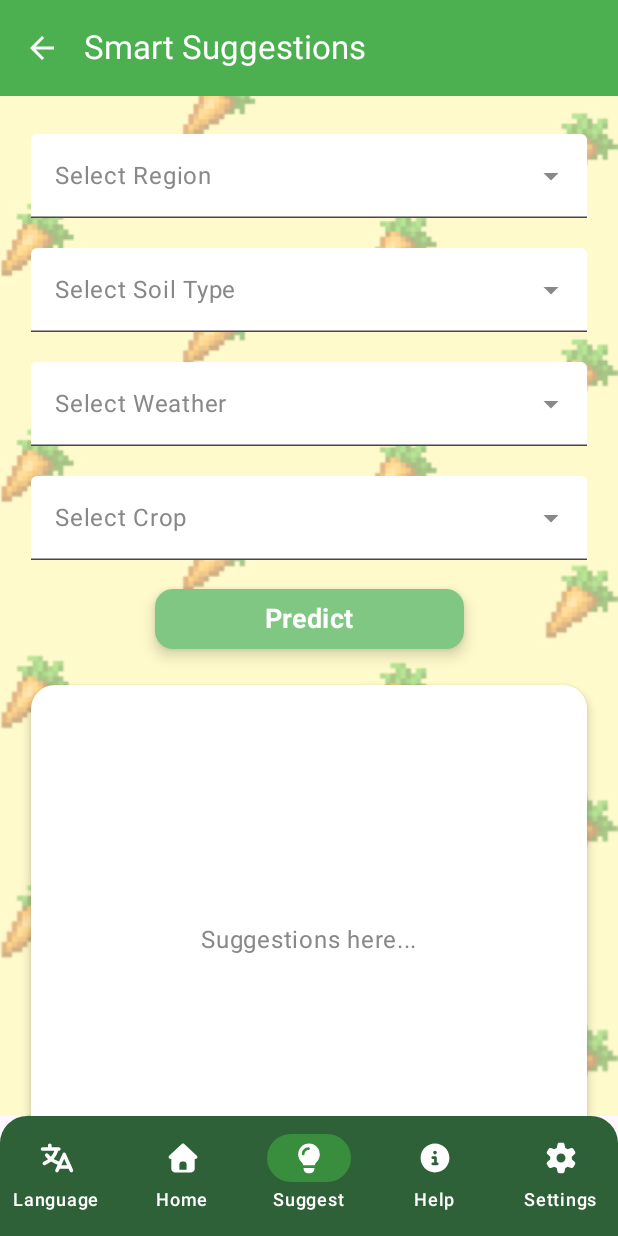
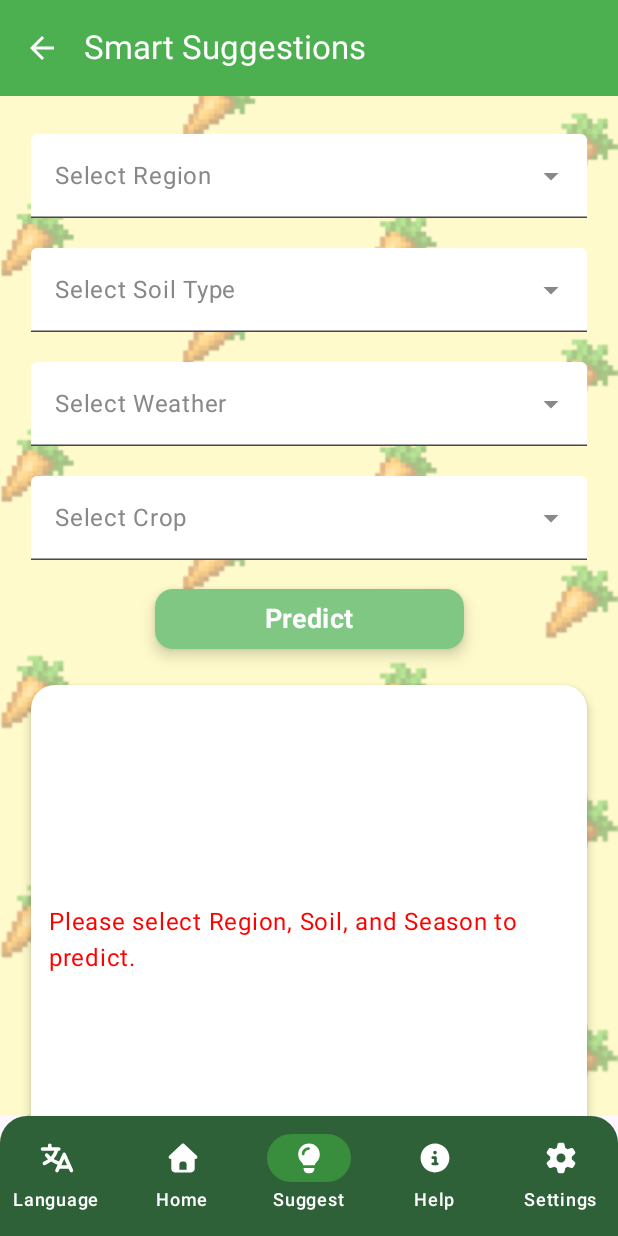
Before and after one commit to ameybhogle12/AgriCare, an Android app built with Jetpack Compose: the SmartSuggestions screen opened through its navigation route, after a tap on "Predict", on a phone screen of 412 x 824 dp. Run offline under Robolectric (Android 15) with nearby library versions, the phone set to English and light mode, and no system bars; our stand-ins replace accompanist; libraries missing offline, so code that uses them is left out: org.tensorflow.lite; 1 statement that could not run was skipped.

Commit message:
Amey - Implementation of the AI model

```diff
--- a/app/src/main/java/amey/bhogle/agricare/CropRecommender.kt
+++ b/app/src/main/java/amey/bhogle/agricare/CropRecommender.kt
@@ -32,35 +32,54 @@ class CropRecommender(private val context: Context) {
     private lateinit var scalerStds: FloatArray
     private lateinit var featureNames: List<String>
 
+    var isInitialised = false
+
     // --- Model and Parameter Loading ---
     init {
         try {
             // Load the model and all parameters needed for inference
-            tflite = loadModelFile("crop_recommender_v3.tflite")
-            loadLabels("labels_v3.txt")
-            loadScalerParams("scaler_params_v3.json")
+            val tflitePath = context.getString(R.string.model_file_tflite)
+            val labelsPath = context.getString(R.string.model_file_labels)
+            val scalerPath = context.getString(R.string.model_file_scaler)
+
+            tflite = loadModelFile(tflitePath)
+            loadLabels(labelsPath)
+            loadScalerParams(scalerPath)
+
+            isInitialised = true
         } catch (e: Exception) {
             // Log the error and prevent the app from crashing entirely
             // In a real app, you would show a user-friendly error dialog.
             println("FATAL ERROR: Failed to initialize TFLite model or parameters: $e")
+            isInitialised = false
         }
     }
 
+    // In CropRecommender.kt, replace the loadModelFile function
+
     private fun loadModelFile(assetPath: String): Interpreter {
-        // Loads the TFLite file from assets folder into a memory-mapped buffer
-        val fileDescriptor = context.assets.openFd(assetPath)
-        val inputStream = FileInputStream(fileDescriptor.fileDescriptor)
-        val fileChannel = inputStream.channel
-        val startOffset = fileDescriptor.startOffset
-        val declaredLength = fileDescriptor.declaredLength
-        val buffer: MappedByteBuffer = fileChannel.map(
-            FileChannel.MapMode.READ_ONLY, startOffset, declaredLength
-        )
-        // Set number of threads for optimal performance (using 2-4 is often best for CPU)
-        val options = Interpreter.Options()
-        options.setNumThreads(2)
+        val assetManager = context.assets
+
+        // Read into a ByteArray & then into a direct, native-order ByteBuffer
+        val buffer = assetManager.open(assetPath).use { inputStream ->
+            val fileBytes = inputStream.readBytes()
+
+            java.nio.ByteBuffer
+                .allocateDirect(fileBytes.size)
+                .order(java.nio.ByteOrder.nativeOrder()) // ✅ IMPORTANT
+                .apply {
+                    put(fileBytes)
+                    rewind() // reset position to 0
+                }
+        }
+
+        val options = Interpreter.Options().apply {
+            setNumThreads(2)
+        }
+
         return Interpreter(buffer, options)
     }
+
 
     private fun loadLabels(assetPath: String) {
         // Loads the crop names
@@ -132,8 +151,12 @@ class CropRecommender(private val context: Context) {
         // 2. Standardize the 10 Features
 
         // Ensure order matches the model (feature_names list from JSON)
-        val rawInputs = FloatArray(10) {
-            features[featureNames[it]] ?: throw IllegalStateException("Missing feature: ${featureNames[it]}")
+        val rawInputs = FloatArray(featureNames.size) { idx ->
+            val modelName = featureNames[idx]          // Name from JSON / Python
+            val mapKey = modelName.replace('-', '_')   // Name used in Kotlin maps
+
+            features[mapKey]
+                ?: throw IllegalStateException("Missing feature: $modelName (mapped key: $mapKey)")
         }
 
         val standardizedInputs = standardizeFeatures(rawInputs)
--- a/app/src/main/java/amey/bhogle/agricare/SmartSuggestions.kt
+++ b/app/src/main/java/amey/bhogle/agricare/SmartSuggestions.kt
@@ -33,6 +33,7 @@ import androidx.compose.ui.Alignment
 import androidx.compose.ui.Modifier
 import androidx.compose.ui.graphics.Color
 import androidx.compose.ui.layout.ContentScale
+import androidx.compose.ui.platform.LocalContext
 import androidx.compose.ui.res.painterResource
 import androidx.compose.ui.text.font.FontWeight
 import androidx.compose.ui.tooling.preview.Preview
@@ -45,10 +46,13 @@ import androidx.navigation.compose.rememberNavController
 @OptIn(ExperimentalMaterial3Api::class)
 @Composable
 fun SmartSuggestions(navController: NavController){
-    val regionOptions = listOf("Region 1", "Region 2", "Region 3")
-    val soilOptions = listOf("Sandy", "Loamy", "Clayey", "Silty")
-    val weatherOptions = listOf("Sunny", "Rainy", "Cloudy", "Cold")
-    val cropOptions = listOf("Wheat", "Mango", "Apple", "Maize")
+    val regionOptions = regionWeatherMap.keys.toList()
+    val soilOptions = soilTypeMap.keys.toList()
+    val weatherOptions = listOf("Kharif (Monsoon)", "Rabi (Winter)", "Zaid (Summer)")
+    val cropOptions = listOf("Apple", "Banana", "Coffee", "Jute", "Mango", "Maize", "Orange", "Rice", "Wheat")
+
+    val context = LocalContext.current
+    val recommender = remember { CropRecommender(context) }
 
     var selectedRegion by remember { mutableStateOf("") }
     var expandedRegion by remember { mutableStateOf(false) }
@@ -61,6 +65,9 @@ fun SmartSuggestions(navController: NavController){
 
     var selectedCrop by remember { mutableStateOf("") }
     var expandedCrop by remember { mutableStateOf(false) }
+
+    var predictionResultText by remember { mutableStateOf("Suggestions here...") }
+    var predictionResultColor by remember { mutableStateOf(Color.Gray) }
 
     Scaffold(
         topBar = { AppTopBar(navController, title = "Smart Suggestions") },
@@ -266,7 +273,37 @@ fun SmartSuggestions(navController: NavController){
                 //Predict Button
                 ElevatedButton(
                     onClick = {
-                        // TODO: Call your ML model or prediction logic here
+
+                        if (!recommender.isInitialised) {
+                            predictionResultText = "ERROR: AI model files failed to load. Check your assets folder!"
+                            predictionResultColor = Color.Red
+                        }
+                        else if (selectedRegion.isNotEmpty() && selectedSoil.isNotEmpty() && selectedWeather.isNotEmpty()) {
+                            val prediction = recommender.getPrediction(
+                                selectedRegion,
+                                selectedSoil,
+                                selectedWeather,
+                                selectedCrop.ifEmpty { null } // Pass null if 'Check Crop' is empty
+                            )
+
+                            // Update UI based on the prediction result
+                            val confidencePercent = prediction.confidence * 100
+
+                            predictionResultText = if (selectedCrop.isNotEmpty()) {
+                                // Validation Mode Output
+                                val viability = if (prediction.isRecommended) "Viable" else "Not Recommended"
+                                predictionResultColor = if (prediction.isRecommended) Color(0xFF4CAF50) else Color.Red
+                                "VIABILITY CHECK for ${prediction.predictedCrop}:\nConfidence: ${confidencePercent.toFormattedString()}%\nResult: $viability"
+                            } else {
+                                // Recommendation Mode Output
+                                predictionResultColor = Color.Black
+                                "RECOMMENDED CROP:\n${prediction.predictedCrop}\nConfidence: ${confidencePercent.toFormattedString()}%"
+                            }
+                        } else {
+                            // Error message if fields are missing
+                            predictionResultText = "Please select Region, Soil, and Season to predict."
+                            predictionResultColor = Color.Red
+                        }
                     },
                     modifier = Modifier.fillMaxWidth(0.5f),
                     shape = RoundedCornerShape(12.dp),
@@ -303,8 +340,8 @@ fun SmartSuggestions(navController: NavController){
                         contentAlignment = Alignment.Center
                     ) {
                         Text(
-                            text = "Suggestions here...",
-                            color = Color.Gray,
+                            text = predictionResultText,
+                            color = predictionResultColor,
                             fontSize = 16.sp
                         )
                     }
@@ -315,6 +352,9 @@ fun SmartSuggestions(navController: NavController){
     }
 }
 
+fun Float.toFormattedString(decimals: Int = 2): String {
+    return String.format("%.${decimals}f", this)
+}
 
 @Preview(showBackground = true)
 @Composable
--- a/app/src/main/res/values/strings.xml
+++ b/app/src/main/res/values/strings.xml
@@ -1,4 +1,7 @@
 <resources>
     <string name="app_name">AgriCare</string>
     <string name="Title">AgriCare</string>
+    <string name="model_file_tflite">crop_recommender_v3.tflite</string>
+    <string name="model_file_labels">labels_v3.txt</string>
+    <string name="model_file_scaler">scaler_params_v3.json</string>
 </resources>
--- a/gradle/libs.versions.toml
+++ b/gradle/libs.versions.toml
@@ -1,5 +1,5 @@
 [versions]
-agp = "8.12.3"
+agp = "8.13.1"
 kotlin = "1.9.10"
 coreKtx = "1.13.1"
 junit = "4.13.2"
```
Also changed, not shown: app/build.gradle.kts (+15 -2 lines).
